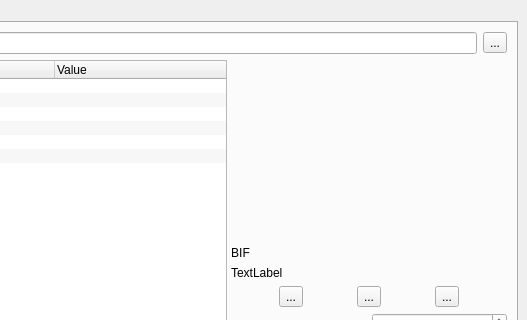
Qt form UI/MainWindow.ui (towel42-com/MediaManager) before a commit; both pictures show x 366 to 893 and y 88 to 408 of the 893 by 840 pixel window.
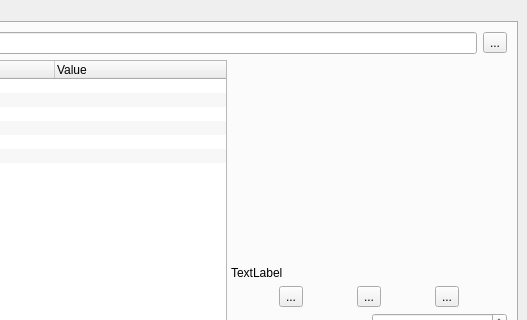
The same form after that commit. Icons and pictures are not drawn. Custom widgets are drawn as their Qt base class.

Commit message: Support for a tooltip when there is an error

What changed in the file:
```diff
--- a/UI/MainWindow.ui
+++ b/UI/MainWindow.ui
@@ -282,7 +282,7 @@
                </size>
               </property>
               <property name="text">
-               <string>BIF</string>
+               <string/>
               </property>
               <property name="alignment">
                <set>Qt::AlignBottom|Qt::AlignHCenter</set>
```
Left out of the diff: 2 changed lines with no effect on the pictures. The commit also changes 1 other file.
